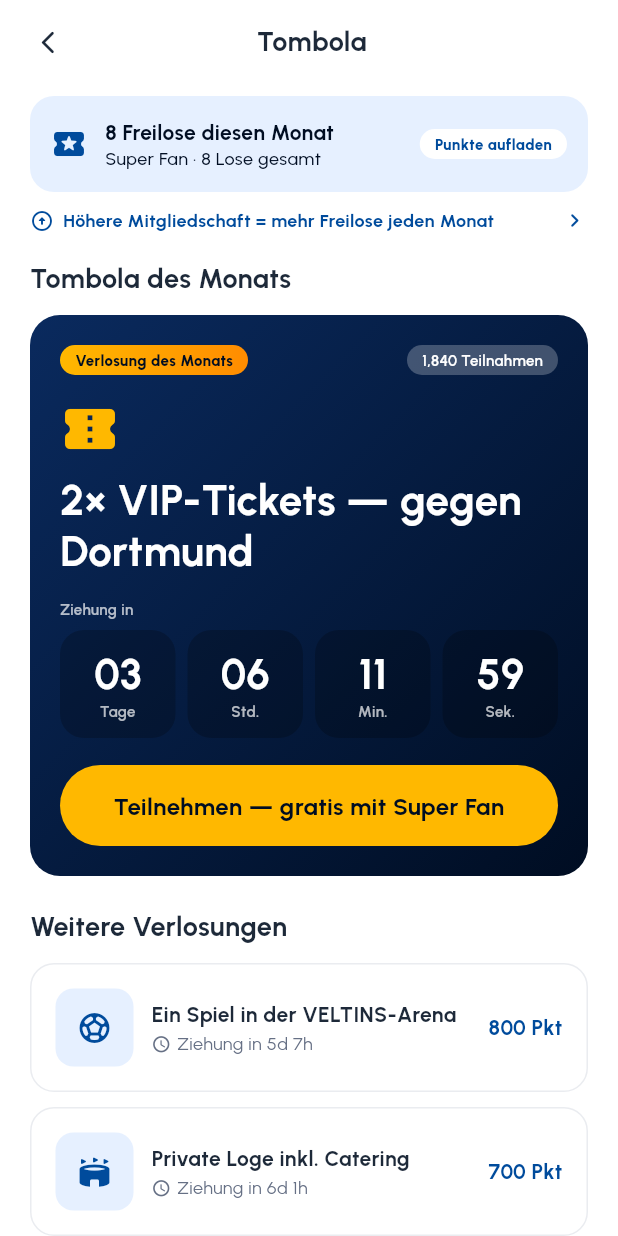
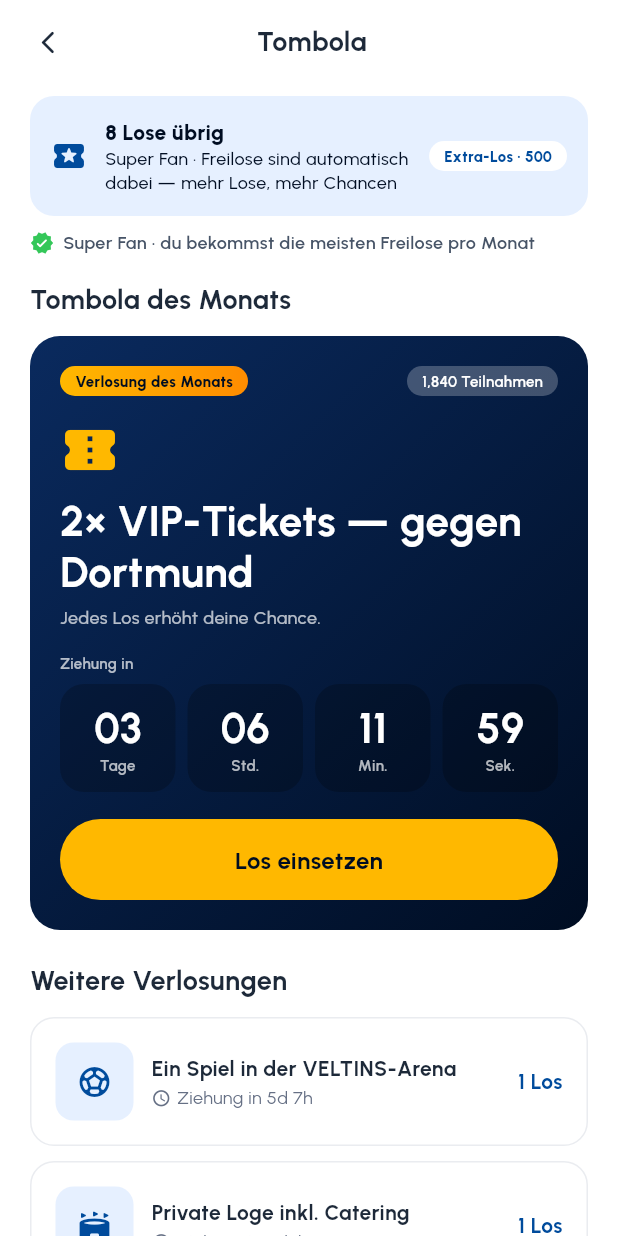
Before and after one commit to COREVIONLABS/EMBAapp-native, a Flutter app: the GewinnenScreen screen opened directly, after a tap on "Glücksrad", after a tap on "Rubbellos", after a tap on "Alle ansehen", on a phone screen of 412 x 824 dp. Run offline on Flutter 3.47's test engine with Material 3 defaults, Android fonts, the phone set to English and light mode, and no system bars; our stand-ins replace flutter_svg.

Commit message:
Batch 2 — tombola runs on one unit (lots): free + extra, multi-entry, 18+/terms [skip ci]
Resolves the "lots vs points vs entries vs auto-entered" contradictions:
- One unit everywhere = LOTS. Members hold free lots (live lotsNotifier); each
  entry places 1 lot; when out of free lots, one extra lot costs 500 points.
  Multi-entry is allowed — more lots, more chances (odds framing shown).
- Removed the "8 free lots" vs "3 lots in total" contradiction and the
  "automatically entered" vs "pay 500 pts" contradiction; copy now matches the
  place-a-lot flow on both the Prizes tab and the Tombola screen.
- Placing lots debits the live balances (lots or points); the draw's entry
  pool and your own entry count update live.
- Top-tier fans no longer see a dead-end "upgrade for more lots" nudge.
- Added an 18+ / no-purchase-necessary / Terms line with a "how the tombola
  works" explainer (gambling-adjacent compliance hygiene for the prototype).

DE translations added; flutter analyze clean.

Co-Authored-By: Claude Opus 4.8 <noreply@anthropic.com>
Claude-Session: https://claude.ai/code/session_0138H2TPm9wvb2D54WvCY8tL

```diff
--- a/lib/l10n/strings.dart
+++ b/lib/l10n/strings.dart
@@ -1544,6 +1544,26 @@ const Map<String, String> _de = {
   'Preview · Season 2 concept — figures shown are illustrative.': 'Vorschau · Saison-2-Konzept — gezeigte Zahlen sind illustrativ.',
   'Branded Fan+ Pay card (from Season 2)': 'Gebrandete Fan+ Pay Karte (ab Saison 2)',
 
+  // ── Tombola: one unit "lots" (free + extra) ────────────────
+  'lots left': 'Lose übrig',
+  'free lots enter automatically — more lots, more chances': 'Freilose sind automatisch dabei — mehr Lose, mehr Chancen',
+  'Extra lot': 'Extra-Los',
+  'An extra lot costs': 'Ein Extra-Los kostet',
+  'More lots = more chances.': 'Mehr Lose = mehr Chancen.',
+  'You\'re out of free lots — an extra lot costs': 'Keine Freilose mehr — ein Extra-Los kostet',
+  'Places 1 extra lot for': 'Setzt 1 Extra-Los für',
+  'Places 1 of your lots.': 'Setzt 1 deiner Lose ein.',
+  'Every lot boosts your chance.': 'Jedes Los erhöht deine Chance.',
+  'You\'re in': 'Du bist dabei',
+  'Place a lot': 'Los einsetzen',
+  'Place another lot': 'Weiteres Los einsetzen',
+  'you get the most free lots every month': 'du bekommst die meisten Freilose pro Monat',
+  '18+ · No purchase necessary — take part with free lots · Terms apply': 'Ab 18 · Keine Kaufpflicht — teilnehmen mit Freilosen · Teilnahmebedingungen',
+  'Place your free lots — more lots, more chances.': 'Setze deine Freilose ein — mehr Lose, mehr Chancen.',
+  'Your free lots are ready for every monthly draw — place them for a chance to win.': 'Deine Freilose sind für jede Monatsziehung bereit — setze sie ein und gewinne.',
+  'Members get free lots each month; free lots enter automatically and extra lots cost points. One lot = one entry, more lots = more chances. No purchase necessary — you can always take part with your free lots. 18+. Winners are drawn at the timer and notified in the app.':
+      'Mitglieder erhalten jeden Monat Freilose; Freilose sind automatisch dabei, Extra-Lose kosten Punkte. Ein Los = eine Teilnahme, mehr Lose = mehr Chancen. Keine Kaufpflicht — mit deinen Freilosen bist du immer dabei. Ab 18. Gewinner werden bei Ablauf des Timers gezogen und in der App benachrichtigt.',
+
   // ── Prizes hero ────────────────────────────────────────────
   'Play & win': 'Spielen & gewinnen',
   'Your daily games and the monthly tombola.': 'Deine täglichen Spiele und die monatliche Tombola.',
--- a/lib/screens/gewinnen_screen.dart
+++ b/lib/screens/gewinnen_screen.dart
@@ -11,7 +11,6 @@ import 'my_wins_screen.dart';
 import 'past_tombolas_screen.dart';
 import 'collection_screen.dart';
 import 'subscription_screen.dart';
-import 'buy_points_screen.dart';
 import 'daily_spin_screen.dart';
 import 'scratch_card_screen.dart';
 import '../l10n/strings.dart';
@@ -118,8 +117,10 @@ class GewinnenScreen extends StatelessWidget {
         ),
         const SizedBox(height: 22),
 
-        // ── 2) Your free lots this month (membership) ──
-        Container(
+        // ── 2) Your lots (membership) — one live number, one unit ──
+        ValueListenableBuilder<int>(
+          valueListenable: lotsNotifier,
+          builder: (context, lots, __) => Container(
             padding: const EdgeInsets.all(16),
             decoration: BoxDecoration(color: AppColors.brandLightest, borderRadius: BorderRadius.circular(AppRadii.card)),
             child: Column(crossAxisAlignment: CrossAxisAlignment.start, children: [
@@ -127,14 +128,15 @@ class GewinnenScreen extends StatelessWidget {
                 const Icon(Icons.local_activity_rounded, color: AppColors.brandPrimary),
                 const SizedBox(width: 12),
                 Expanded(child: Column(crossAxisAlignment: CrossAxisAlignment.start, children: [
-                Text('${FanModel.perks.freeLots} ${tr('free lots this month')}', style: AppText.body2.copyWith(color: AppColors.onAccent, fontWeight: FontWeight.w800)),
-                Text('${tr(FanModel.membershipTier)} · ${tr('use them in any draw')}', style: AppText.body3.copyWith(color: AppColors.onAccent)),
+                  Text('$lots ${tr('lots left')}', style: AppText.body2.copyWith(color: AppColors.onAccent, fontWeight: FontWeight.w800)),
+                  Text('${tr(tierNotifier.value)} · ${tr('free lots enter automatically — more lots, more chances')}', style: AppText.body3.copyWith(color: AppColors.onAccent)),
                 ])),
                 Tappable(
-                onTap: () => _push(context, const BuyPointsScreen()),
-                child: Pill(color: AppColors.surface, child: Text(tr('Top up points'), style: AppText.caption1.copyWith(color: AppColors.brandPrimary, fontWeight: FontWeight.w800))),
+                  onTap: () => _push(context, const RafflesScreen()),
+                  child: Pill(color: AppColors.surface, child: Text(tr('Open Tombola'), style: AppText.caption1.copyWith(color: AppColors.brandPrimary, fontWeight: FontWeight.w800))),
                 ),
               ]),
+              if (tierNotifier.value != 'Super Fan') ...[
                 const SizedBox(height: 10),
                 Tappable(
                   scale: 0.99,
@@ -146,7 +148,9 @@ class GewinnenScreen extends StatelessWidget {
                     Icon(Icons.chevron_right_rounded, size: 18, color: AppColors.brandPrimary),
                   ]),
                 ),
+              ],
             ]),
+          ),
         ),
         const SizedBox(height: 22),
 
@@ -189,7 +193,7 @@ class GewinnenScreen extends StatelessWidget {
                 child: Column(crossAxisAlignment: CrossAxisAlignment.start, children: [
                   Text(tr('2× VIP tickets — vs Dortmund'), style: AppText.label1.copyWith(color: Colors.white)),
                   const SizedBox(height: 4),
-                  Text(tr('You\'re automatically entered every month.'), style: AppText.body3.copyWith(color: Colors.white70)),
+                  Text(tr('Place your free lots — more lots, more chances.'), style: AppText.body3.copyWith(color: Colors.white70)),
                   const SizedBox(height: 14),
                   Row(children: [
                     const Icon(Icons.local_activity_rounded, size: 15, color: AppColors.gold),
@@ -215,7 +219,7 @@ class GewinnenScreen extends StatelessWidget {
           child: Row(children: [
             const Icon(Icons.verified_rounded, color: AppColors.success, size: 20),
             const SizedBox(width: 10),
-            Expanded(child: Text(tr('As a member you\'re automatically in every monthly draw.'), style: AppText.body3.copyWith(color: AppColors.textDarker, fontWeight: FontWeight.w600))),
+            Expanded(child: Text(tr('Your free lots are ready for every monthly draw — place them for a chance to win.'), style: AppText.body3.copyWith(color: AppColors.textDarker, fontWeight: FontWeight.w600))),
           ]),
         ),
         const SizedBox(height: 12),
--- a/lib/screens/raffles_screen.dart
+++ b/lib/screens/raffles_screen.dart
@@ -5,7 +5,6 @@ import '../widgets/app_widgets.dart';
 import '../widgets/sub_scaffold.dart';
 import '../widgets/action_sheets.dart';
 import '../model/fan_model.dart';
-import 'buy_points_screen.dart';
 import 'subscription_screen.dart';
 import '../l10n/strings.dart';
 
@@ -45,8 +44,11 @@ class _RafflesScreenState extends State<RafflesScreen> {
         [Color(0xFF0A2A5E), Color(0xFF000D22)], 400, Duration(days: 12, hours: 4), 410),
   ];
 
-  final Set<int> _entered = {};
-  int _myTickets = FanModel.raffleTickets;
+  /// One extra lot costs this many points (the single conversion: points → lots).
+  static const int _kLotCost = 500;
+
+  final Map<int, int> _myEntries = {}; // draw index → how many lots you placed
+  late final List<int> _entries; // live entry pool per draw
   late final List<DateTime> _ends;
   Timer? _timer;
 
@@ -55,6 +57,7 @@ class _RafflesScreenState extends State<RafflesScreen> {
     super.initState();
     final now = DateTime.now();
     _ends = [for (final r in _raffles) now.add(r.drawIn)];
+    _entries = [for (final r in _raffles) r.entries];
     _timer = Timer.periodic(const Duration(seconds: 1), (_) {
       if (mounted) setState(() {});
     });
@@ -72,51 +75,90 @@ class _RafflesScreenState extends State<RafflesScreen> {
     return d.isNegative ? Duration.zero : d;
   }
 
+  bool get _topTier => tierNotifier.value == 'Super Fan';
+
+  Future<void> _buyLot() async {
+    if (FanModel.fanPoints < _kLotCost) {
+      await showConfirmDialog(context,
+          title: 'Not enough points',
+          message: '${tr('An extra lot costs')} ${FanModel.fmtPublic(_kLotCost)} ${tr('points')} · ${tr('you have')} ${FanModel.pointsFormatted}.',
+          confirmLabel: 'OK');
+      return;
+    }
+    final ok = await showConfirmDialog(context,
+        title: 'Get an extra lot?',
+        message: '${FanModel.fmtPublic(_kLotCost)} ${tr('points')} → 1 ${tr('lot')} · ${tr('More lots = more chances.')}',
+        confirmLabel: 'Get lot');
+    if (!ok || !mounted) return;
+    FanModel.spendPoints(_kLotCost);
+    lotsNotifier.value += 1;
+  }
+
+  // Place one lot on a draw. Free lots first; when out, one lot is bought with
+  // points. Multi-entry is allowed — more lots, more chances.
   Future<void> _enter(int i) async {
-    final r = _raffles[i];
-    final free = r.superFanFree;
-    final head = free ? tr('Uses one free Super Fan entry.') : '${FanModel.fmtPublic(r.entryPoints)} ${tr('points')}';
-    final ok = await showConfirmDialog(
-      context,
-      title: 'Enter this tombola?',
-      message: '$head · ${tr('You\'ll be notified if you win.')}',
-      confirmLabel: 'Enter',
-    );
+    final usingPaid = FanModel.raffleTickets <= 0;
+    if (usingPaid && FanModel.fanPoints < _kLotCost) {
+      await showConfirmDialog(context,
+          title: 'No lots left',
+          message: '${tr('You\'re out of free lots — an extra lot costs')} ${FanModel.fmtPublic(_kLotCost)} ${tr('points')}.',
+          confirmLabel: 'OK');
+      return;
+    }
+    final msg = usingPaid
+        ? '${tr('Places 1 extra lot for')} ${FanModel.fmtPublic(_kLotCost)} ${tr('points')}. ${tr('More lots = more chances.')}'
+        : '${tr('Places 1 of your lots.')} ${tr('More lots = more chances.')}';
+    final ok = await showConfirmDialog(context, title: 'Place a lot?', message: msg, confirmLabel: 'Place lot');
     if (!ok || !mounted) return;
+    if (usingPaid) {
+      FanModel.spendPoints(_kLotCost);
+    } else {
+      lotsNotifier.value -= 1;
+    }
     setState(() {
-      _entered.add(i);
-      _myTickets += 1;
+      _myEntries[i] = (_myEntries[i] ?? 0) + 1;
+      _entries[i] += 1;
     });
     await showSuccessSheet(context,
         title: 'You\'re in!',
-        message: 'Your entry is confirmed — the winner is drawn when the timer ends.');
+        message: 'Lot placed — the winner is drawn when the timer ends. Good luck!');
+  }
+
+  void _showTerms() {
+    showConfirmDialog(context,
+        title: 'How the tombola works',
+        message: tr('Members get free lots each month; free lots enter automatically and extra lots cost points. One lot = one entry, more lots = more chances. No purchase necessary — you can always take part with your free lots. 18+. Winners are drawn at the timer and notified in the app.'),
+        confirmLabel: 'Got it');
   }
 
   @override
   Widget build(BuildContext context) {
-    final enteredCount = _entered.length;
     return SubScaffold(
       title: tr('Tombola'),
       children: [
-        // Membership free-lots strip — the core "why upgrade" for tombola.
-        Container(
+        // Your lots — one honest number, one unit.
+        ValueListenableBuilder<int>(
+          valueListenable: lotsNotifier,
+          builder: (context, lots, __) => Container(
             padding: const EdgeInsets.all(14),
             decoration: BoxDecoration(color: AppColors.brandLightest, borderRadius: BorderRadius.circular(AppRadii.tile)),
             child: Row(children: [
               const Icon(Icons.local_activity_rounded, color: AppColors.brandPrimary),
               const SizedBox(width: 12),
               Expanded(child: Column(crossAxisAlignment: CrossAxisAlignment.start, children: [
-              Text('${FanModel.perks.freeLots} ${tr('free lots this month')}', style: AppText.body2.copyWith(color: AppColors.onAccent, fontWeight: FontWeight.w700)),
-              Text('${tr(FanModel.membershipTier)} · ${_myTickets + enteredCount} ${tr('lots in total')}', style: AppText.body3.copyWith(color: AppColors.onAccent)),
+                Text('$lots ${tr('lots left')}', style: AppText.body2.copyWith(color: AppColors.onAccent, fontWeight: FontWeight.w800)),
+                Text('${tr(tierNotifier.value)} · ${tr('free lots enter automatically — more lots, more chances')}', style: AppText.body3.copyWith(color: AppColors.onAccent)),
               ])),
               Tappable(
-              onTap: () => Navigator.of(context).push(MaterialPageRoute(builder: (_) => const BuyPointsScreen())),
-              child: Pill(color: AppColors.surface, child: Text(tr('Top up points'), style: AppText.caption1.copyWith(color: AppColors.brandPrimary, fontWeight: FontWeight.w800))),
+                onTap: _buyLot,
+                child: Pill(color: AppColors.surface, child: Text('${tr('Extra lot')} · $_kLotCost', style: AppText.caption1.copyWith(color: AppColors.brandPrimary, fontWeight: FontWeight.w800))),
               ),
             ]),
           ),
+        ),
         const SizedBox(height: 10),
-        // Upgrade nudge — higher tier = more free lots each month.
+        // Upgrade nudge — only when NOT already on the top tier (no dead end).
+        if (!_topTier)
           Tappable(
             scale: 0.99,
             onTap: () => Navigator.of(context).push(MaterialPageRoute(builder: (_) => const SubscriptionScreen())),
@@ -126,7 +168,13 @@ class _RafflesScreenState extends State<RafflesScreen> {
               Expanded(child: Text(tr('Higher membership = more free lots every month'), style: AppText.body3.copyWith(color: AppColors.brandPrimary, fontWeight: FontWeight.w700))),
               Icon(Icons.chevron_right_rounded, size: 18, color: AppColors.brandPrimary),
             ]),
-        ),
+          )
+        else
+          Row(children: [
+            Icon(Icons.verified_rounded, size: 16, color: AppColors.success),
+            const SizedBox(width: 6),
+            Expanded(child: Text('${tr(tierNotifier.value)} · ${tr('you get the most free lots every month')}', style: AppText.body3.copyWith(color: AppColors.textNormal, fontWeight: FontWeight.w600))),
+          ]),
         const SizedBox(height: 18),
         // Tombola of the month (featured)
         Text(tr('Tombola of the month'), style: AppText.label1),
@@ -137,12 +185,15 @@ class _RafflesScreenState extends State<RafflesScreen> {
         const SizedBox(height: 12),
         for (var i = 1; i < _raffles.length; i++) ...[_row(i), const SizedBox(height: 10)],
         const SizedBox(height: 8),
-        Row(children: [
+        Tappable(
+          onTap: _showTerms,
+          child: Row(children: [
             Icon(Icons.info_outline_rounded, size: 14, color: AppColors.textLight),
             const SizedBox(width: 6),
-          Expanded(child: Text(tr('Winners are drawn automatically when the timer ends and notified in the app.'),
-              style: AppText.caption1.copyWith(color: AppColors.textLight))),
+            Expanded(child: Text(tr('18+ · No purchase necessary — take part with free lots · Terms apply'),
+                style: AppText.caption1.copyWith(color: AppColors.textLight, decoration: TextDecoration.underline))),
           ]),
+        ),
       ],
     );
   }
@@ -150,7 +201,8 @@ class _RafflesScreenState extends State<RafflesScreen> {
   Widget _featured(int i) {
     final r = _raffles[i];
     final left = _left(i);
-    final entered = _entered.contains(i);
+    final myN = _myEntries[i] ?? 0;
+    final hasFree = FanModel.raffleTickets > 0;
     return Container(
       width: double.infinity,
       padding: const EdgeInsets.all(20),
@@ -159,12 +211,14 @@ class _RafflesScreenState extends State<RafflesScreen> {
         Row(children: [
           Pill(gradient: const LinearGradient(colors: AppColors.goldGradient), child: Text(tr('Draw of the month'), style: AppText.caption1.copyWith(color: AppColors.brandDarkest, fontWeight: FontWeight.w800))),
           const Spacer(),
-          Pill(color: Colors.white24, child: Text('${FanModel.fmtPublic(r.entries)} ${tr('entries')}', style: AppText.caption1.copyWith(color: Colors.white))),
+          Pill(color: Colors.white24, child: Text('${FanModel.fmtPublic(_entries[i])} ${tr('entries')}', style: AppText.caption1.copyWith(color: Colors.white))),
         ]),
         const SizedBox(height: 16),
         Icon(r.glyph, color: AppColors.gold, size: 40),
         const SizedBox(height: 10),
         Text(tr(r.prize), style: AppText.h4.copyWith(color: Colors.white)),
+        const SizedBox(height: 6),
+        Text(tr('Every lot boosts your chance.'), style: AppText.body3.copyWith(color: Colors.white70)),
         const SizedBox(height: 16),
         Text(tr('Draw in'), style: AppText.caption1.copyWith(color: Colors.white70)),
         const SizedBox(height: 8),
@@ -178,20 +232,22 @@ class _RafflesScreenState extends State<RafflesScreen> {
           _count(_two(left.inSeconds % 60), 'Sec'),
         ]),
         const SizedBox(height: 18),
-        entered
-            ? Container(
+        if (myN > 0) ...[
+          Container(
             width: double.infinity,
-                padding: const EdgeInsets.symmetric(vertical: 15),
+            padding: const EdgeInsets.symmetric(vertical: 10),
             alignment: Alignment.center,
             decoration: BoxDecoration(color: Colors.white24, borderRadius: BorderRadius.circular(AppRadii.pill)),
             child: Row(mainAxisSize: MainAxisSize.min, children: [
-                  const Icon(Icons.check_circle_rounded, color: Colors.white, size: 18),
+              const Icon(Icons.check_circle_rounded, color: Colors.white, size: 16),
               const SizedBox(width: 8),
-                  Text(tr('You\'re entered'), style: AppText.label2.copyWith(color: Colors.white)),
+              Text('${tr('You\'re in')} · $myN ${myN == 1 ? tr('lot') : tr('lots')}', style: AppText.label2.copyWith(color: Colors.white)),
             ]),
-              )
-            : PrimaryButton(
-                r.superFanFree ? tr('Enter — free with Super Fan') : '${tr('Enter')} · ${FanModel.fmtPublic(r.entryPoints)} ${tr('pts')}',
+          ),
+          const SizedBox(height: 10),
+        ],
+        PrimaryButton(
+          hasFree ? (myN > 0 ? tr('Place another lot') : tr('Place a lot')) : '${tr('Extra lot')} · ${FanModel.fmtPublic(_kLotCost)} ${tr('pts')}',
           color: AppColors.gold, textColor: AppColors.brandDarkest,
           onTap: () => _enter(i)),
       ]),
@@ -215,9 +271,10 @@ class _RafflesScreenState extends State<RafflesScreen> {
   Widget _row(int i) {
     final r = _raffles[i];
     final left = _left(i);
-    final entered = _entered.contains(i);
+    final myN = _myEntries[i] ?? 0;
+    final hasFree = FanModel.raffleTickets > 0;
     return SurfaceCard(
-      onTap: entered ? null : () => _enter(i),
+      onTap: () => _enter(i),
       child: Row(children: [
         Container(
           width: 52, height: 52,
@@ -235,9 +292,10 @@ class _RafflesScreenState extends State<RafflesScreen> {
           ]),
         ])),
         const SizedBox(width: 8),
-        entered
-            ? const Icon(Icons.check_circle_rounded, color: AppColors.success)
-            : Text('${FanModel.fmtPublic(r.entryPoints)} ${tr('pts')}', style: AppText.body2.copyWith(color: AppColors.brandPrimary, fontWeight: FontWeight.w700)),
+        if (myN > 0)
+          Pill(color: AppColors.successBg, child: Text('$myN ×', style: AppText.caption1.copyWith(color: AppColors.success, fontWeight: FontWeight.w800)))
+        else
+          Text(hasFree ? '1 ${tr('lot')}' : '$_kLotCost ${tr('pts')}', style: AppText.body2.copyWith(color: AppColors.brandPrimary, fontWeight: FontWeight.w700)),
       ]),
     );
   }
```
Lines whose indentation alone changed are shown as unchanged.
